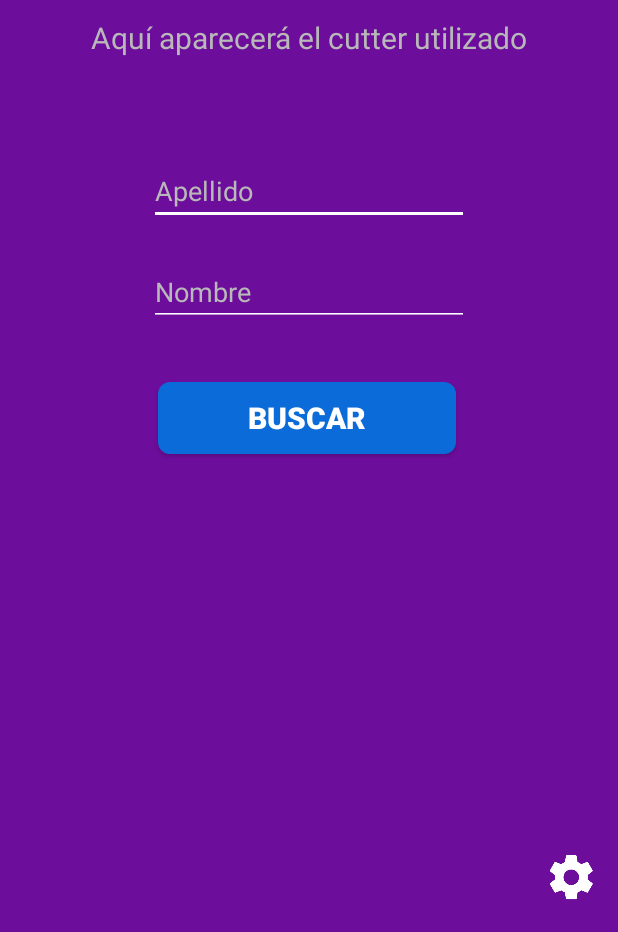
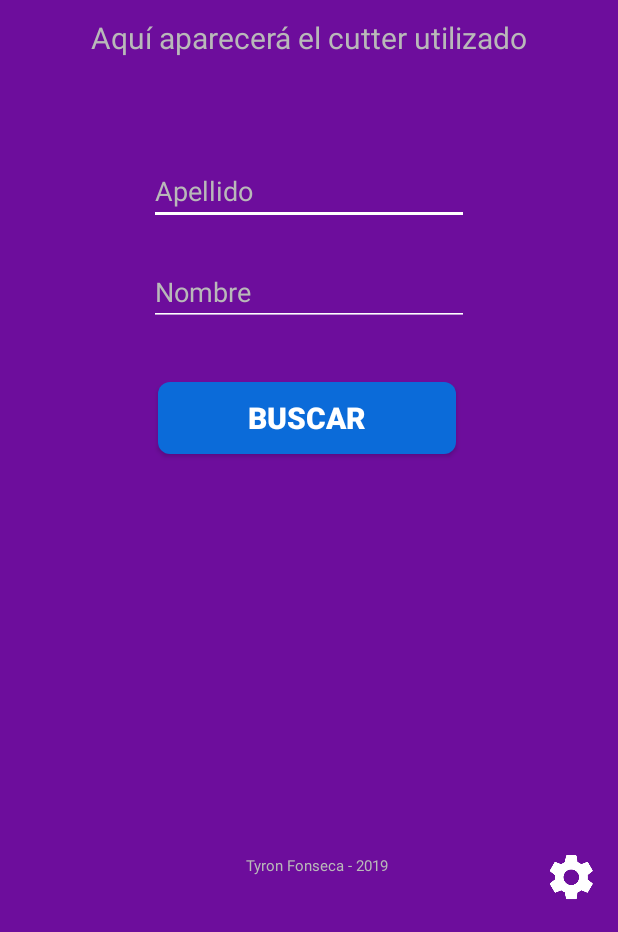
Before and after one commit to tyronfonseca/cutterapp_android, an Android app: the screen it shows after launch (MainActivity), on a phone screen of 412 x 824 dp, the part 304-1236 px from its top. Run offline under Robolectric (Android 15) with nearby library versions, the phone set to English and light mode, and no system bars; libraries missing offline, so code that uses them is left out: com.opencsv; 3 statements that could not run were skipped.

Commit message:
Se agregan creditos y licencias

```diff
--- a/app/build.gradle
+++ b/app/build.gradle
@@ -25,7 +25,7 @@ android {
 
 dependencies {
     implementation fileTree(dir: 'libs', include: ['*.jar'])
-    implementation"org.jetbrains.kotlin:kotlin-stdlib-jdk7:$kotlin_version"
+    implementation "org.jetbrains.kotlin:kotlin-stdlib-jdk7:$kotlin_version"
     implementation 'androidx.appcompat:appcompat:1.0.2'
     implementation 'androidx.core:core-ktx:1.0.2'
     implementation 'androidx.constraintlayout:constraintlayout:1.1.3'
--- a/app/src/main/java/com/tf/clasificacioncutter/MainActivity.kt
+++ b/app/src/main/java/com/tf/clasificacioncutter/MainActivity.kt
@@ -1,5 +1,6 @@
 package com.tf.clasificacioncutter
 
+import android.content.Intent
 import android.content.SharedPreferences
 import androidx.appcompat.app.AppCompatActivity
 import android.os.Bundle
@@ -12,6 +13,7 @@ import androidx.appcompat.app.AlertDialog
 import com.google.android.material.snackbar.Snackbar
 import com.tf.clasificacioncutter.Utils.CutterGetter
 import com.tf.clasificacioncutter.Utils.CutterHelper
+import kotlinx.android.synthetic.main.activity_main.*
 
 class MainActivity : AppCompatActivity(), SharedPreferences.OnSharedPreferenceChangeListener {
 
@@ -42,6 +44,7 @@ class MainActivity : AppCompatActivity(), SharedPreferences.OnSharedPreferenceCh
 
         val txvResult = findViewById<TextView>(R.id.txv_cutter_result)
         val txvCutter = findViewById<TextView>(R.id.txv_cutter_used)
+        val txvCredit = findViewById<TextView>(R.id.txv_credit)
 
         val etxLastName = findViewById<EditText>(R.id.etx_last_name)
         val etxName = findViewById<EditText>(R.id.etx_name)
@@ -93,6 +96,10 @@ class MainActivity : AppCompatActivity(), SharedPreferences.OnSharedPreferenceCh
             selectVersion()
         }
 
+        txvCredit.setOnClickListener {
+            startActivity(Intent(this@MainActivity,LicensesActivity::class.java))
+        }
+
     }
 
     override fun onSharedPreferenceChanged(p0: SharedPreferences?, p1: String?) {
--- a/app/src/main/res/layout/activity_main.xml
+++ b/app/src/main/res/layout/activity_main.xml
@@ -83,6 +83,18 @@
             app:layout_constraintEnd_toEndOf="parent"
             android:elevation="5dp"
             style="@style/TextAppearance.AppCompat.Widget.Button.Borderless.Colored"
-            />
+    />
+    <TextView
+            android:text="@string/credit"
+            android:layout_width="wrap_content"
+            android:layout_height="wrap_content"
+            android:id="@+id/txv_credit"
+            android:textSize="10dp"
+            android:textColor="@color/colorTextSecondary"
+            app:layout_constraintStart_toStartOf="parent"
+            app:layout_constraintHorizontal_bias="0.605"
+            app:layout_constraintEnd_toStartOf="@+id/bt_db" app:layout_constraintBottom_toBottomOf="parent"
+            android:layout_marginBottom="37dp"
+            android:clickable="true"/>
 
 </androidx.constraintlayout.widget.ConstraintLayout>
--- a/app/src/main/res/values/styles.xml
+++ b/app/src/main/res/values/styles.xml
@@ -10,5 +10,15 @@
         <item name="windowNoTitle">true</item>
         <item name="android:windowFullscreen">true</item>
     </style>
+    <style name="AppTheme.ActionBar" parent="AppTheme">
+        <item name="windowActionBar">true</item>
+        <item name="windowNoTitle">false</item>
+    </style>
+    <style name="AppTheme.NoActionBar">
+        <item name="windowActionBar">false</item>
+        <item name="windowNoTitle">true</item>
+    </style>
+    <style name="AppTheme.AppBarOverlay" parent="ThemeOverlay.AppCompat.Dark.ActionBar"/>
+    <style name="AppTheme.PopupOverlay" parent="ThemeOverlay.AppCompat.Light"/>
 
 </resources>
```
Also changed, not shown: app/src/main/AndroidManifest.xml (+12 -3 lines), app/src/main/java/com/tf/clasificacioncutter/LicensesActivity.kt (added, +15 -0 lines), app/src/main/res/layout/activity_licenses.xml (added, +49 -0 lines), app/src/main/res/values/strings.xml (+11 -0 lines).
